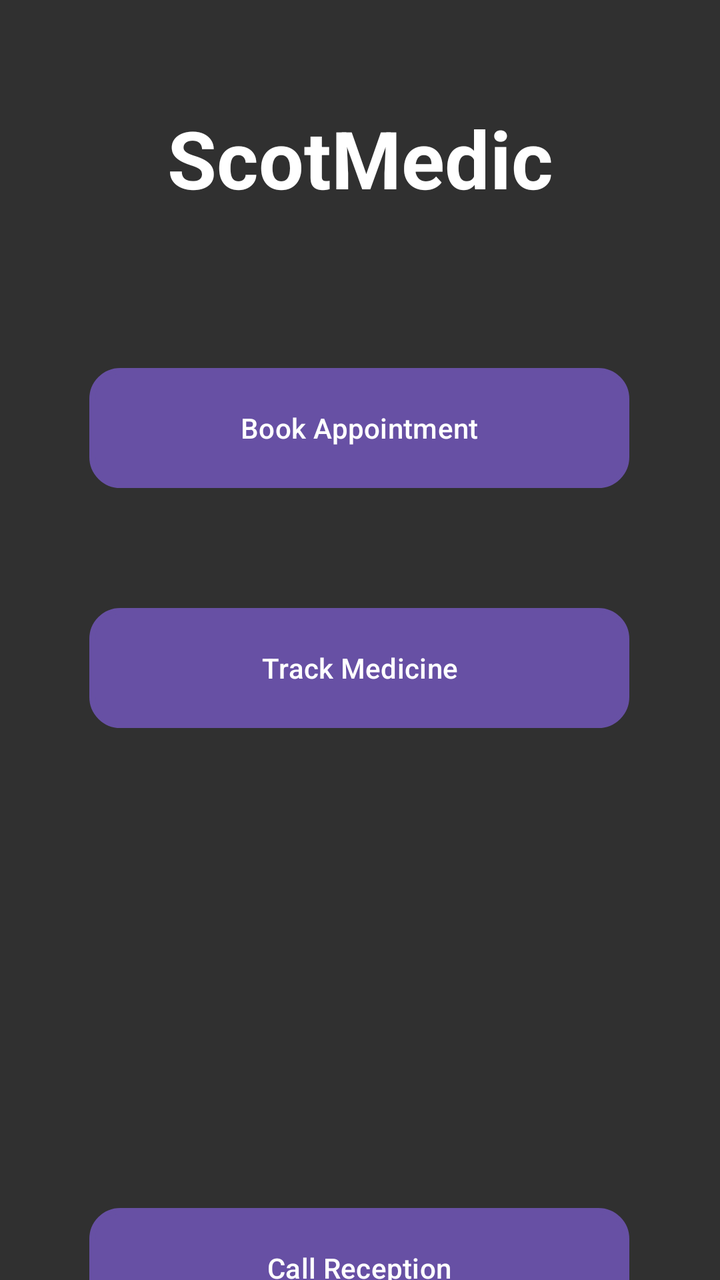
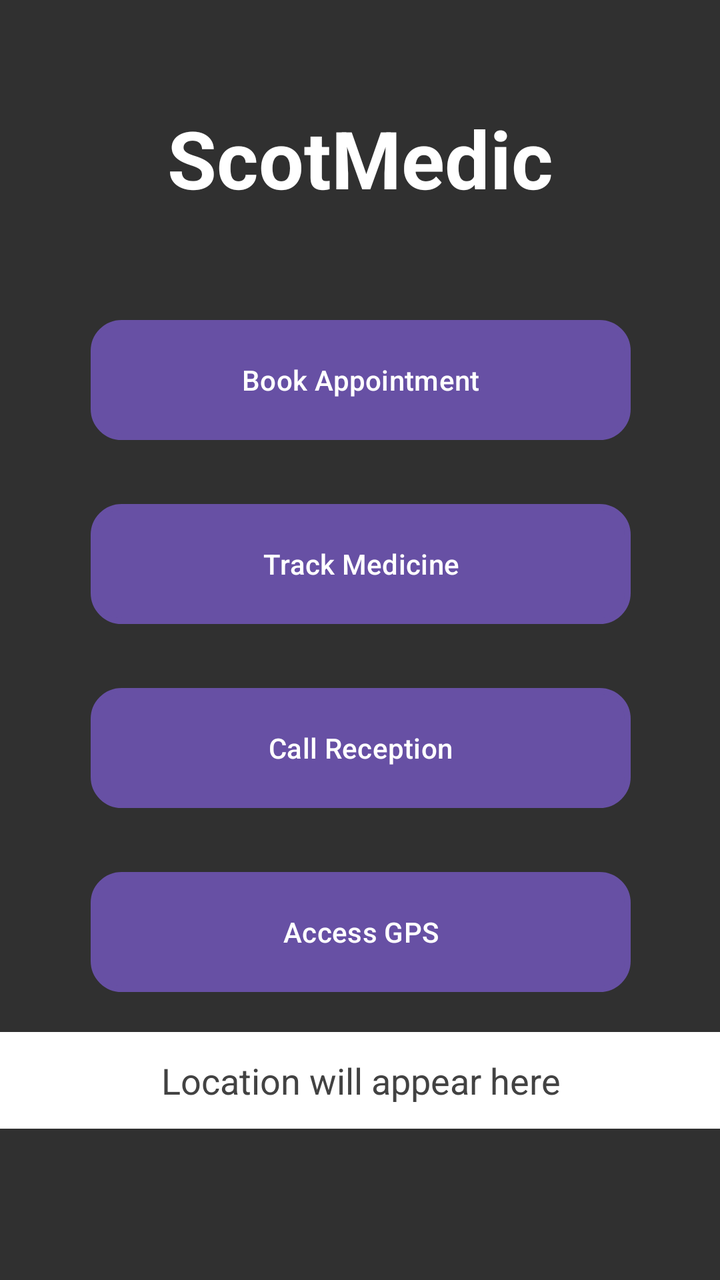

Before-and-after screenshots of an Android layout around one commit, followed by the original layout XML and the change that was made.
<!-- AndroidManifest.xml: application theme Theme.Application -->
<!-- res/layout/activity_main.xml -->
<?xml version="1.0" encoding="utf-8"?>
<androidx.constraintlayout.widget.ConstraintLayout xmlns:android="http://schemas.android.com/apk/res/android"
    xmlns:app="http://schemas.android.com/apk/res-auto"
    xmlns:tools="http://schemas.android.com/tools"
    android:id="@+id/main"
    android:layout_width="match_parent"
    android:layout_height="match_parent"
    android:background="@color/dark_grey"
    tools:context=".MainActivity">

    <TextView
        android:id="@+id/textView"
        android:layout_width="wrap_content"
        android:layout_height="wrap_content"
        android:text="@string/app_name"
        android:textColor="@color/white"
        android:textSize="40sp"
        android:textStyle="bold"
        android:gravity="center"
        app:layout_constraintBottom_toBottomOf="parent"
        app:layout_constraintEnd_toEndOf="parent"
        app:layout_constraintStart_toStartOf="parent"
        app:layout_constraintTop_toTopOf="parent"
        app:layout_constraintVertical_bias="0.089" />

    <LinearLayout
        android:layout_width="374dp"
        android:layout_height="531dp"
        android:layout_marginTop="184dp"
        android:orientation="vertical"
        app:layout_constraintEnd_toEndOf="parent"
        app:layout_constraintHorizontal_bias="0.567"
        app:layout_constraintStart_toStartOf="parent"
        app:layout_constraintTop_toTopOf="parent">

        <Button
            android:id="@+id/buttonBook"
            android:layout_width="wrap_content"
            android:layout_height="wrap_content"
            android:layout_gravity="center"
            android:background="@drawable/buttonshape"
            android:backgroundTint="@null"
            android:text="@string/book_appointment" />

        <Space
            android:layout_width="match_parent"
            android:layout_height="60dp" />

        <Button
            android:id="@+id/buttonMedicine"
            android:layout_width="wrap_content"
            android:layout_height="wrap_content"
            android:layout_gravity="center"
            android:background="@drawable/buttonshape"
            android:backgroundTint="@null"
            android:text="@string/track_medicine" />

        <Space
            android:layout_width="match_parent"
            android:layout_height="240dp" />

        <Button
            android:id="@+id/buttonCall"
            android:layout_width="wrap_content"
            android:layout_height="wrap_content"
            android:layout_gravity="center"
            android:background="@drawable/buttonshape"
            android:backgroundTint="@null"
            android:text="@string/call_reception" />
    </LinearLayout>

</androidx.constraintlayout.widget.ConstraintLayout>
<!-- resources referenced by this layout -->
<resources>
  <color name="dark_grey">#FF303030</color>
  <color name="white">#FFFFFFFF</color>
  <!-- drawable buttonshape (drawable) -->
  <?xml version="1.0" encoding="utf-8"?>
  <shape xmlns:android="http://schemas.android.com/apk/res/android" android:shape="rectangle" >
      <corners
          android:radius="14dp"
          />
      <solid
          android:color="#1D9D37"
          />
      <padding
          android:left="0dp"
          android:top="0dp"
          android:right="0dp"
          android:bottom="0dp"
          />
      <size
          android:width="270dp"
          android:height="60dp"
          />
      <stroke
          android:width="3dp"
          android:color="#878787"
          />
  </shape>
  <string name="app_name">ScotMedic</string>
  <string name="book_appointment">Book Appointment</string>
  <string name="call_reception">Call Reception</string>
  <string name="track_medicine">Track Medicine</string>
  <style name="Theme.Application" parent="Base.Theme.Application" />
  <style name="Base.Theme.Application" parent="Theme.Material3.DayNight.NoActionBar">
          
          
          
          <item name="android:windowBackground">@color/dark_grey</item>
          <item name="android:windowLightStatusBar">false</item>
          <item name="android:windowLightNavigationBar" tools:targetApi="27">false</item>
      </style>
</resources>

<!-- the commit's change to res/layout/activity_main.xml (unified diff, before → after) -->
@@ -25,11 +25,10 @@
 
     <LinearLayout
         android:layout_width="374dp"
-        android:layout_height="531dp"
-        android:layout_marginTop="184dp"
+        android:layout_height="wrap_content"
+        android:layout_marginTop="160dp"
         android:orientation="vertical"
         app:layout_constraintEnd_toEndOf="parent"
-        app:layout_constraintHorizontal_bias="0.567"
         app:layout_constraintStart_toStartOf="parent"
         app:layout_constraintTop_toTopOf="parent">
 
@@ -44,7 +43,7 @@
 
         <Space
             android:layout_width="match_parent"
-            android:layout_height="60dp" />
+            android:layout_height="32dp" />
 
         <Button
             android:id="@+id/buttonMedicine"
@@ -57,7 +56,7 @@
 
         <Space
             android:layout_width="match_parent"
-            android:layout_height="240dp" />
+            android:layout_height="32dp" />
 
         <Button
             android:id="@+id/buttonCall"
@@ -67,6 +66,36 @@
             android:background="@drawable/buttonshape"
             android:backgroundTint="@null"
             android:text="@string/call_reception" />
+
+        <Space
+            android:layout_width="match_parent"
+            android:layout_height="32dp" />
+
+        <Button
+            android:id="@+id/button"
+            android:layout_width="wrap_content"
+            android:layout_height="wrap_content"
+            android:layout_gravity="center"
+            android:background="@drawable/buttonshape"
+            android:backgroundTint="@null"
+            android:text="@string/access_gps" />
+
+        <Space
+            android:layout_width="match_parent"
+            android:layout_height="20dp" />
+
+        <EditText
+            android:id="@+id/editTextText"
+            android:layout_width="match_parent"
+            android:layout_height="wrap_content"
+            android:background="@color/white"
+            android:gravity="center"
+            android:hint="@string/location_hint"
+            android:inputType="textMultiLine"
+            android:padding="12dp"
+            android:textColor="@color/black"
+            android:textColorHint="@color/grey"
+            android:textSize="18sp" />
     </LinearLayout>
 
 </androidx.constraintlayout.widget.ConstraintLayout>
<!-- resource entries referenced after the edit -->
@@ -1,6 +1,8 @@
 <!-- resources referenced by this layout -->
 <resources>
+  <color name="black">#FF000000</color>
   <color name="dark_grey">#FF303030</color>
+  <color name="grey">#FF424242</color>
   <color name="white">#FFFFFFFF</color>
   <!-- drawable buttonshape (drawable) -->
   <?xml version="1.0" encoding="utf-8"?>
@@ -26,9 +28,11 @@
           android:color="#878787"
           />
   </shape>
+  <string name="access_gps">Access GPS</string>
   <string name="app_name">ScotMedic</string>
   <string name="book_appointment">Book Appointment</string>
   <string name="call_reception">Call Reception</string>
+  <string name="location_hint">Location will appear here</string>
   <string name="track_medicine">Track Medicine</string>
   <style name="Theme.Application" parent="Base.Theme.Application" />
   <style name="Base.Theme.Application" parent="Theme.Material3.DayNight.NoActionBar">
